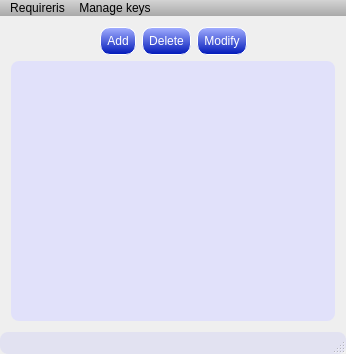
Old version of the form GuismoRequireris/GuismoRequireris/AGuismoRequireris.ui in the repository AGuismo/Requireris.
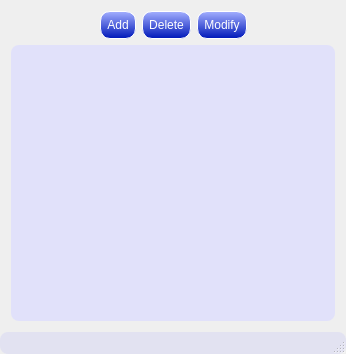
New version of the form. Icons and pictures are not drawn.

What changed in the file:
```diff
--- a/GuismoRequireris/GuismoRequireris/AGuismoRequireris.ui
+++ b/GuismoRequireris/GuismoRequireris/AGuismoRequireris.ui
@@ -193,30 +193,6 @@
     </item>
    </layout>
   </widget>
-  <widget class="QMenuBar" name="menuBar">
-   <property name="geometry">
-    <rect>
-     <x>0</x>
-     <y>0</y>
-     <width>346</width>
-     <height>18</height>
-    </rect>
-   </property>
-   <widget class="QMenu" name="menuRequireris">
-    <property name="title">
-     <string>Requireris</string>
-    </property>
-    <addaction name="actionQuit"/>
-   </widget>
-   <widget class="QMenu" name="menuManage_account">
-    <property name="title">
-     <string>Manage keys</string>
-    </property>
-    <addaction name="actionModify"/>
-   </widget>
-   <addaction name="menuRequireris"/>
-   <addaction name="menuManage_account"/>
-  </widget>
   <widget class="QStatusBar" name="statusBar"/>
   <action name="actionAdd">
    <property name="text">
```
Left out of the diff: 4 changed lines with no effect on the pictures.
